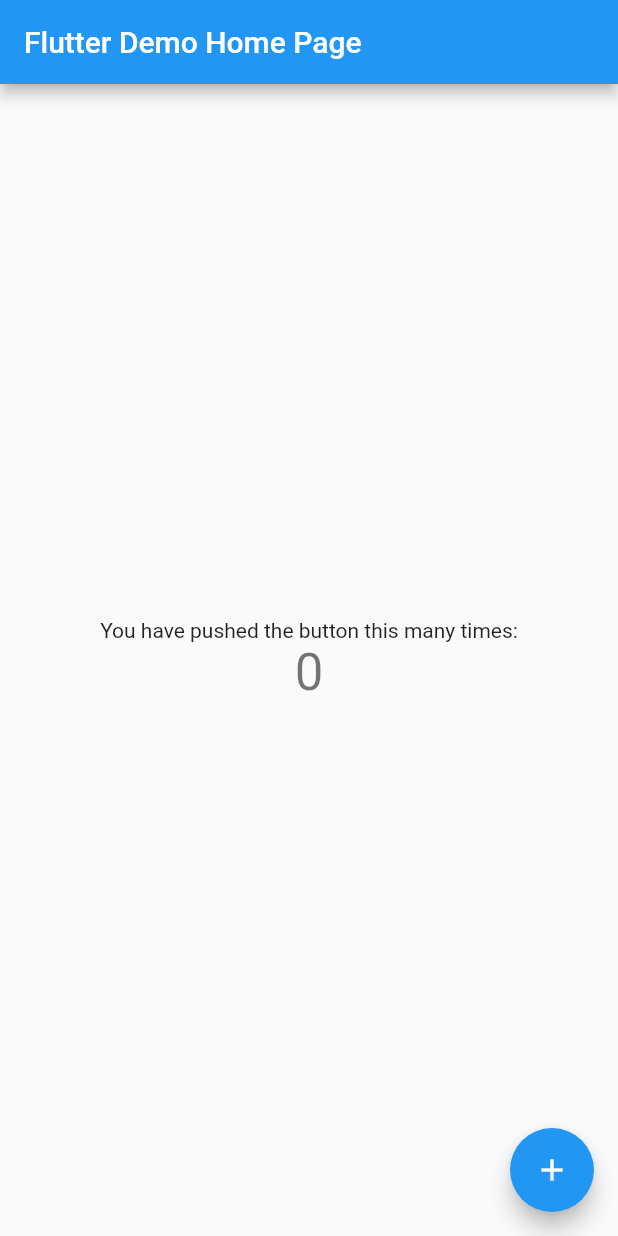
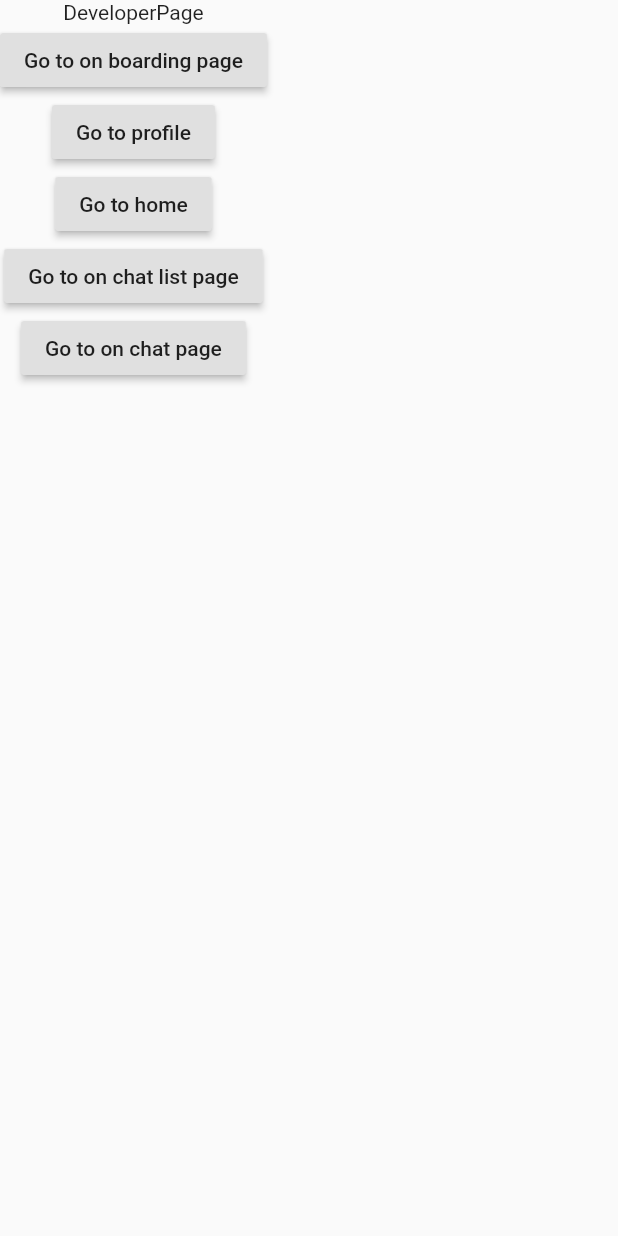
Before and after one commit to vmerigo/social_flutter_youtube, a Flutter app: the screen it shows after launch, on a phone screen of 412 x 824 dp. Run offline on Flutter 3.47's test engine with Material 2 defaults, Android fonts, the phone set to English and light mode, and no system bars.

Commit message:
add backgrounds, and pages

```diff
--- a/lib/main.dart
+++ b/lib/main.dart
@@ -1,111 +1,28 @@
 import 'package:flutter/material.dart';
+import 'package:social_flutter_youtube/pages/chat_list_page.dart';
+import 'package:social_flutter_youtube/pages/chat_page.dart';
+import 'package:social_flutter_youtube/pages/developer_page.dart';
+import 'package:social_flutter_youtube/pages/home_page.dart';
+import 'package:social_flutter_youtube/pages/on_boarding_page.dart';
+import 'package:social_flutter_youtube/pages/profile_page.dart';
 
 void main() => runApp(MyApp());
 
 class MyApp extends StatelessWidget {
-  // This widget is the root of your application.
   @override
   Widget build(BuildContext context) {
     return MaterialApp(
-      title: 'Flutter Demo',
-      theme: ThemeData(
-        // This is the theme of your application.
-        //
-        // Try running your application with "flutter run". You'll see the
-        // application has a blue toolbar. Then, without quitting the app, try
-        // changing the primarySwatch below to Colors.green and then invoke
-        // "hot reload" (press "r" in the console where you ran "flutter run",
-        // or simply save your changes to "hot reload" in a Flutter IDE).
-        // Notice that the counter didn't reset back to zero; the application
-        // is not restarted.
-        primarySwatch: Colors.blue,
-      ),
-      home: MyHomePage(title: 'Flutter Demo Home Page'),
+      title: 'Social Flutter',
+      debugShowCheckedModeBanner: false,
+      initialRoute: 'develop',
+      routes: {
+        '/':(context)=>OnBoardingPage(),
+        'home':(context)=>HomePage(),
+        'profile':(context)=>ProfilePage(),
+        'chat':(context)=>ChatPage(),
+        'chats':(context)=>ChatListPage(),
+        'develop':(context)=>DeveloperPage()
+      },
     );
   }
 }
-
-class MyHomePage extends StatefulWidget {
-  MyHomePage({Key key, this.title}) : super(key: key);
-
-  // This widget is the home page of your application. It is stateful, meaning
-  // that it has a State object (defined below) that contains fields that affect
-  // how it looks.
-
-  // This class is the configuration for the state. It holds the values (in this
-  // case the title) provided by the parent (in this case the App widget) and
-  // used by the build method of the State. Fields in a Widget subclass are
-  // always marked "final".
-
-  final String title;
-
-  @override
-  _MyHomePageState createState() => _MyHomePageState();
-}
-
-class _MyHomePageState extends State<MyHomePage> {
-  int _counter = 0;
-
-  void _incrementCounter() {
-    setState(() {
-      // This call to setState tells the Flutter framework that something has
-      // changed in this State, which causes it to rerun the build method below
-      // so that the display can reflect the updated values. If we changed
-      // _counter without calling setState(), then the build method would not be
-      // called again, and so nothing would appear to happen.
-      _counter++;
-    });
-  }
-
-  @override
-  Widget build(BuildContext context) {
-    // This method is rerun every time setState is called, for instance as done
-    // by the _incrementCounter method above.
-    //
-    // The Flutter framework has been optimized to make rerunning build methods
-    // fast, so that you can just rebuild anything that needs updating rather
-    // than having to individually change instances of widgets.
-    return Scaffold(
-      appBar: AppBar(
-        // Here we take the value from the MyHomePage object that was created by
-        // the App.build method, and use it to set our appbar title.
-        title: Text(widget.title),
-      ),
-      body: Center(
-        // Center is a layout widget. It takes a single child and positions it
-        // in the middle of the parent.
-        child: Column(
-          // Column is also a layout widget. It takes a list of children and
-          // arranges them vertically. By default, it sizes itself to fit its
-          // children horizontally, and tries to be as tall as its parent.
-          //
-          // Invoke "debug painting" (press "p" in the console, choose the
-          // "Toggle Debug Paint" action from the Flutter Inspector in Android
-          // Studio, or the "Toggle Debug Paint" command in Visual Studio Code)
-          // to see the wireframe for each widget.
-          //
-          // Column has various properties to control how it sizes itself and
-          // how it positions its children. Here we use mainAxisAlignment to
-          // center the children vertically; the main axis here is the vertical
-          // axis because Columns are vertical (the cross axis would be
-          // horizontal).
-          mainAxisAlignment: MainAxisAlignment.center,
-          children: <Widget>[
-            Text(
-              'You have pushed the button this many times:',
-            ),
-            Text(
-              '$_counter',
-              style: Theme.of(context).textTheme.display1,
-            ),
-          ],
-        ),
-      ),
-      floatingActionButton: FloatingActionButton(
-        onPressed: _incrementCounter,
-        tooltip: 'Increment',
-        child: Icon(Icons.add),
-      ), // This trailing comma makes auto-formatting nicer for build methods.
-    );
-  }
-}
--- /dev/null
+++ b/lib/pages/developer_page.dart
@@ -0,0 +1,48 @@
+import 'package:flutter/material.dart';
+
+class DeveloperPage extends StatelessWidget {
+  const DeveloperPage({Key key}) : super(key: key);
+
+  @override
+  Widget build(BuildContext context) {
+    return Scaffold(
+      body: SafeArea(
+        child: Column(
+          children: <Widget>[
+            Text('DeveloperPage'),
+            RaisedButton(
+              onPressed: () {
+                Navigator.of(context).pushNamed('/');
+              },
+              child: Text('Go to on boarding page'),
+            ),
+            RaisedButton(
+              onPressed: () {
+                Navigator.of(context).pushNamed('profile');
+              },
+              child: Text('Go to profile'),
+            ),
+            RaisedButton(
+              onPressed: () {
+                Navigator.of(context).pushNamed('home');
+              },
+              child: Text('Go to home'),
+            ),
+            RaisedButton(
+              onPressed: () {
+                Navigator.of(context).pushNamed('chats');
+              },
+              child: Text('Go to on chat list page'),
+            ),
+            RaisedButton(
+              onPressed: () {
+                Navigator.of(context).pushNamed('chat');
+              },
+              child: Text('Go to on chat page'),
+            ),
+          ],
+        ),
+      ),
+    );
+  }
+}
```
Also changed, not shown: lib/pages/chat_list_page.dart (added, +15 -0 lines), lib/pages/chat_page.dart (added, +27 -0 lines), lib/pages/home_page.dart (added, +15 -0 lines), lib/pages/on_boarding_page.dart (added, +24 -0 lines), lib/pages/profile_page.dart (added, +32 -0 lines), lib/utils/colors_style.dart (added, +23 -0 lines).
